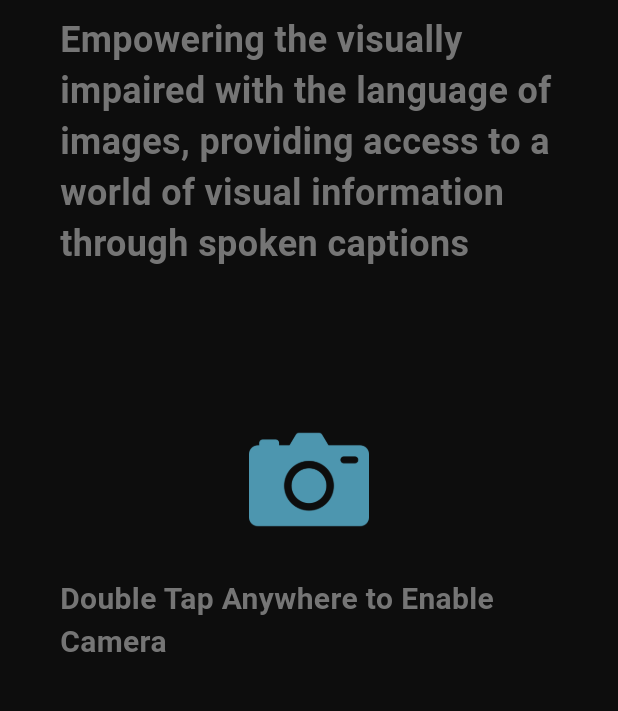
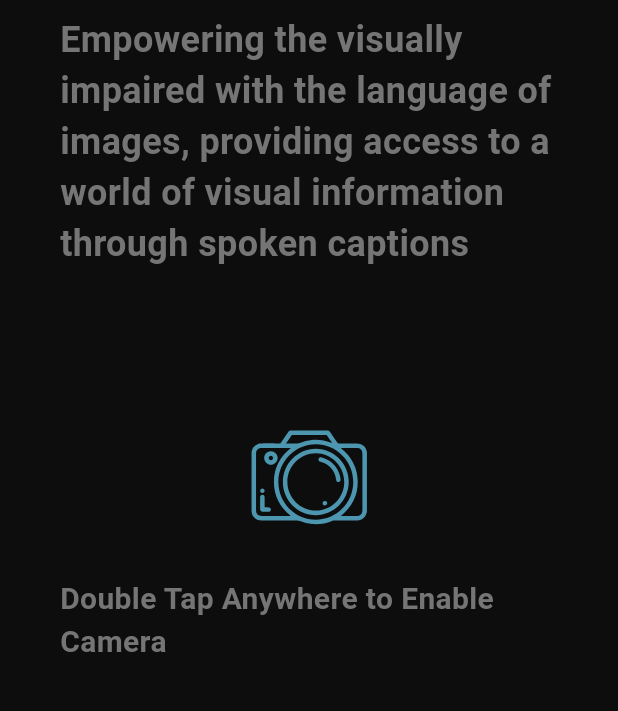
Before and after one commit to vivek005001/viz_assist, a Flutter app: the screen it shows after launch, on a phone screen of 412 x 824 dp, the part 518-1229 px from its top. Run offline on Flutter 3.47's test engine with Material 3 defaults, Android fonts, the light colour scheme and no system bars; drawn by our look-alikes of animated_text_kit; our stand-ins replace animated_splash_screen, camera, dash_chat_2, firebase_auth, flutter_gemini, flutter_tts and 6 more; missing offline and left inert: external_path, media_scanner, shake, translator; accounts and stored records are empty.

Commit message:
Home Page UI

```diff
--- a/lib/pages/home.dart
+++ b/lib/pages/home.dart
@@ -1,12 +1,12 @@
 import 'package:flutter/material.dart';
 import 'package:google_fonts/google_fonts.dart';
 import 'package:image_speak/utils/translation_page.dart';
+import 'package:lottie/lottie.dart';
 import '/utils/smart_device_box.dart';
+import 'package:animated_text_kit/animated_text_kit.dart';
 
 class HomePage extends StatefulWidget {
   const HomePage({Key? key}) : super(key: key);
-
-
 
   @override
   State<HomePage> createState() => _HomePageState();
@@ -61,17 +61,18 @@ class _HomePageState extends State<HomePage> {
                   IconButton(
                     icon: Icon(
                       Icons.translate,
-                      color: const Color(0xFF4D96AF) , // Set the desired color for the icon
+                      color: const Color(
+                          0xFF4D96AF), // Set the desired color for the icon
                     ),
                     iconSize: 30,
                     onPressed: () {
                       Navigator.push(
                         context,
-                        MaterialPageRoute(builder: (context) => LanguageTranslationPage()),
+                        MaterialPageRoute(
+                            builder: (context) => LanguageTranslationPage()),
                       );
                     },
                   ),
-
                 ],
               ),
             ),
@@ -88,12 +89,21 @@ class _HomePageState extends State<HomePage> {
                     "Welcome",
                     style: TextStyle(fontSize: 20, color: Colors.grey.shade700),
                   ),
-                  Text(
-                    'Vivek Aggarwal',
-                    style: TextStyle(
-                      fontFamily: GoogleFonts.bebasNeue().fontFamily,
-                      fontSize: 62,
-                      color: const Color(0xFF4D96AF),
+                  Container(
+                    child: AnimatedTextKit(
+                      animatedTexts: [
+                        TyperAnimatedText(
+                          'Vivek Aggarwal',
+                          textStyle: TextStyle(
+                            fontFamily: GoogleFonts.bebasNeue().fontFamily,
+                            fontSize: 62,
+                            color: const Color(0xFF4D96AF),
+                          ),
+                          speed: const Duration(milliseconds: 150),
+                        ),
+                      ],
+                      totalRepeatCount: 1,
+
                     ),
                   ),
                 ],
@@ -141,17 +151,24 @@ class _HomePageState extends State<HomePage> {
                   top: 100), // Adjust the top padding value as needed
               child: Container(
                 alignment: Alignment.center,
-                child: Image.asset(
-                  'lib/icons/camera.png',
+                child: Lottie.asset(
+                  "assets/animations/camera.json",
+                  repeat: true,
                   height: 80,
                   width: 80,
-                  color: const Color(0xFF4D96AF),
-                  // specify other parameters like width, height, etc. as needed
                 ),
+                // Image.asset(
+                //   'lib/icons/camera.png',
+                //   height: 80,
+                //   width: 80,
+                //   color: const Color(0xFF4D96AF),
+                //   // specify other parameters like width, height, etc. as needed
+                // ),
               ),
             ),
             Padding(
-              padding: EdgeInsets.symmetric(vertical: verticalPadding,horizontal: horizontalPadding),
+              padding: EdgeInsets.symmetric(
+                  vertical: verticalPadding, horizontal: horizontalPadding),
               child: Text(
                 "Double Tap Anywhere to Enable Camera",
                 style: TextStyle(
--- a/pubspec.yaml
+++ b/pubspec.yaml
@@ -61,6 +61,7 @@ dependencies:
   shake: ^2.2.0
   lottie: ^3.0.0
   translator: ^1.0.0
+  animated_text_kit: ^4.2.2
 
 dev_dependencies:
   flutter_test:
@@ -90,6 +91,7 @@ flutter:
 
   assets:
     - lib/icons/
+    - assets/animations/
   # The following line ensures that the Material Icons font is
   # included with your application, so that you can use the icons in
   # the material Icons class.
```
Also changed, not shown: assets/animations/camera.json (added, +1 -0 lines), assets/animations/camera2.json (added, +1 -0 lines), lib/utils/animatedtextkit.dart (added, +139 -0 lines), pubspec.lock.
